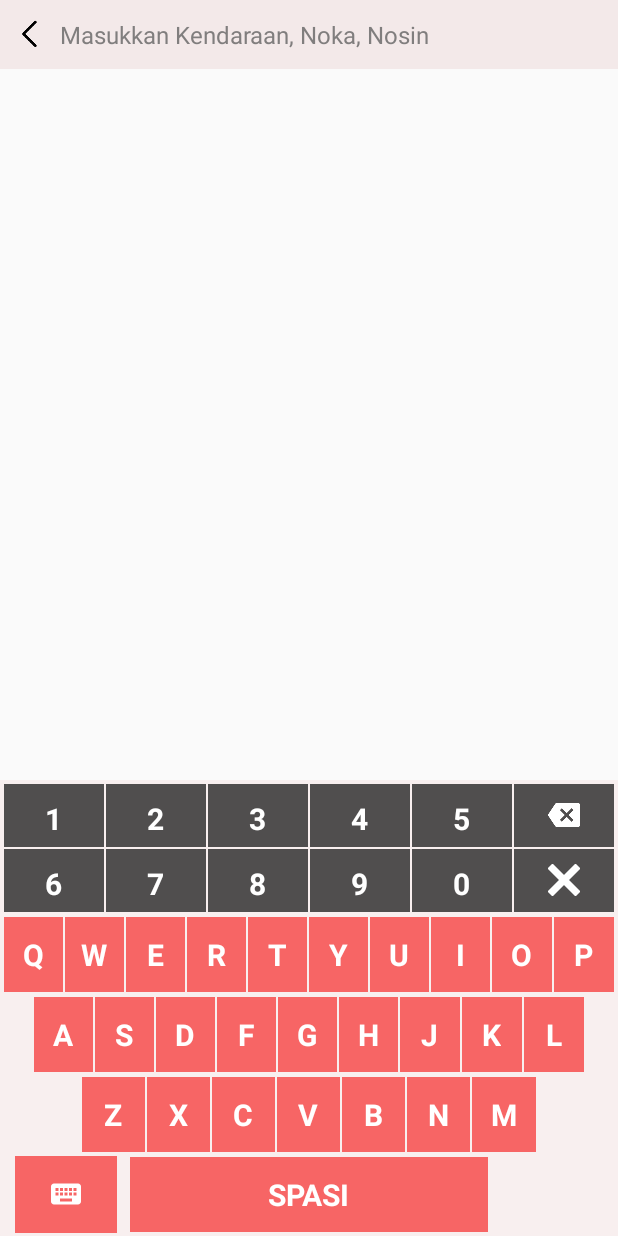
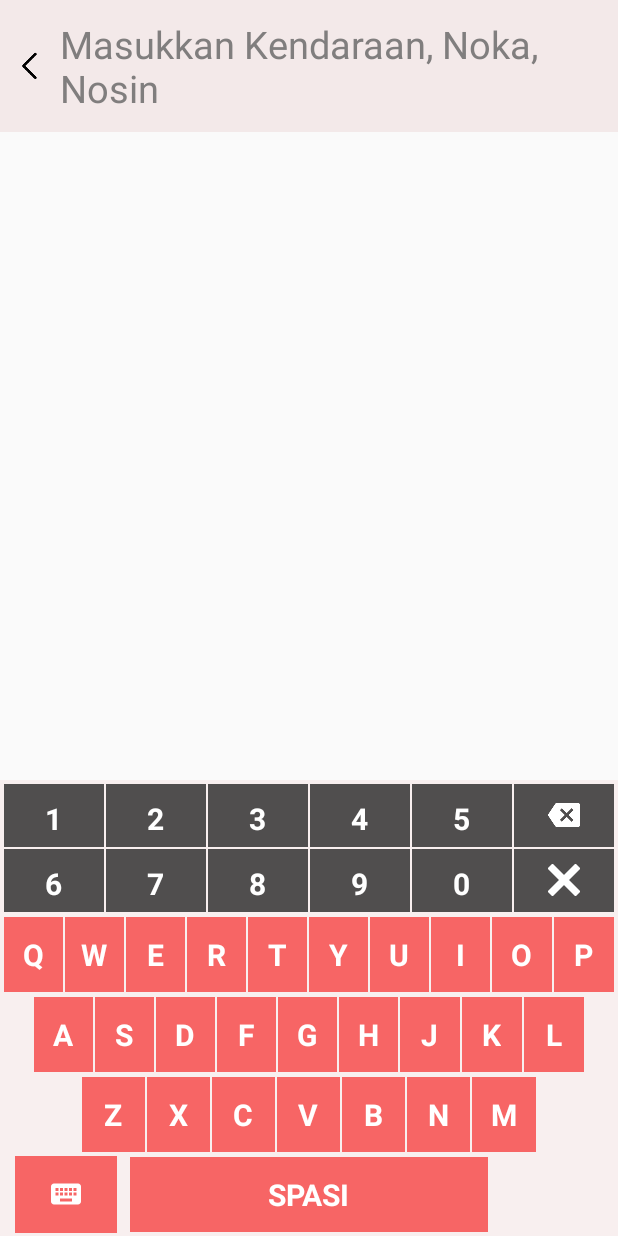
Before and after one commit to cvdigitalcreative/DataMatelKita, an Android app: the PencarianPage_Activity screen opened directly, with no data from a screen before it, on a phone screen of 412 x 824 dp. Run offline under Robolectric (Android 15) with nearby library versions, the phone set to English and light mode, and no system bars; libraries missing offline, so code that uses them is left out: de.siegmar.fastcsv.

Commit message:
Resizing Search text
fix size search

```diff
--- a/app/src/main/res/layout/activity_lacak_mobil.xml
+++ b/app/src/main/res/layout/activity_lacak_mobil.xml
@@ -39,13 +39,13 @@
                 android:layout_width="match_parent"
                 android:layout_height="match_parent"
                 android:textColor="#000"
-                android:textSize="16sp"
+                android:textSize="25sp"
                 android:gravity="center|left"
                 android:hint="Masukkan Kendaraan, Noka, Nosin"
                 android:textColorHint="#807E7E"
                 app:queryBackground="@color/transparan"
                 android:background="@color/transparan"
-                android:maxLines="1" />
+                android:maxLines="1"/>
         </LinearLayout>
     </LinearLayout>
 
--- a/app/src/main/res/layout/fragment_pencarian_page_only.xml
+++ b/app/src/main/res/layout/fragment_pencarian_page_only.xml
@@ -43,7 +43,7 @@
                 app:searchHintIcon="@null"
                 app:searchIcon="@null"
                 app:iconifiedByDefault="false"
-                android:maxLines="1" />
+                android:maxLines="1"/>
         </LinearLayout>
     </LinearLayout>
 
```
